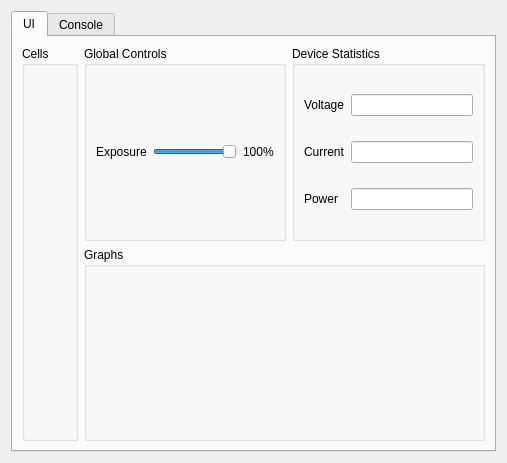
TheComet/bat6, file software/smooth/qt/bat6widget.ui: the form before one commit.
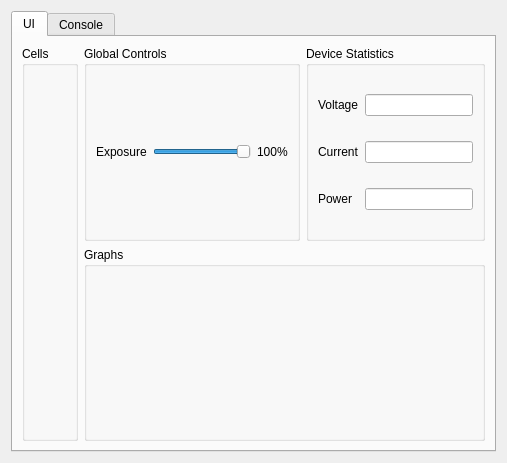
The form after the commit.

Patch:
```diff
--- a/software/smooth/qt/bat6widget.ui
+++ b/software/smooth/qt/bat6widget.ui
@@ -29,7 +29,7 @@
       <attribute name="title">
        <string>UI</string>
       </attribute>
-      <layout class="QGridLayout" name="gridLayout_2">
+      <layout class="QGridLayout" name="gridLayout_2" columnstretch="0,1,0">
        <item row="0" column="0" rowspan="2">
         <widget class="QGroupBox" name="group_box_cells">
          <property name="title">
@@ -99,7 +99,11 @@
            </widget>
           </item>
           <item row="0" column="1">
-           <widget class="QLineEdit" name="line_edit_measured_voltage"/>
+           <widget class="QLineEdit" name="line_edit_measured_voltage">
+            <property name="readOnly">
+             <bool>true</bool>
+            </property>
+           </widget>
           </item>
           <item row="1" column="0">
            <widget class="QLabel" name="label_3">
@@ -109,7 +113,11 @@
            </widget>
           </item>
           <item row="1" column="1">
-           <widget class="QLineEdit" name="line_edit_measured_current"/>
+           <widget class="QLineEdit" name="line_edit_measured_current">
+            <property name="readOnly">
+             <bool>true</bool>
+            </property>
+           </widget>
           </item>
           <item row="2" column="0">
            <widget class="QLabel" name="label_4">
@@ -119,7 +127,11 @@
            </widget>
           </item>
           <item row="2" column="1">
-           <widget class="QLineEdit" name="line_edit_measured_power"/>
+           <widget class="QLineEdit" name="line_edit_measured_power">
+            <property name="readOnly">
+             <bool>true</bool>
+            </property>
+           </widget>
           </item>
          </layout>
         </widget>
```
